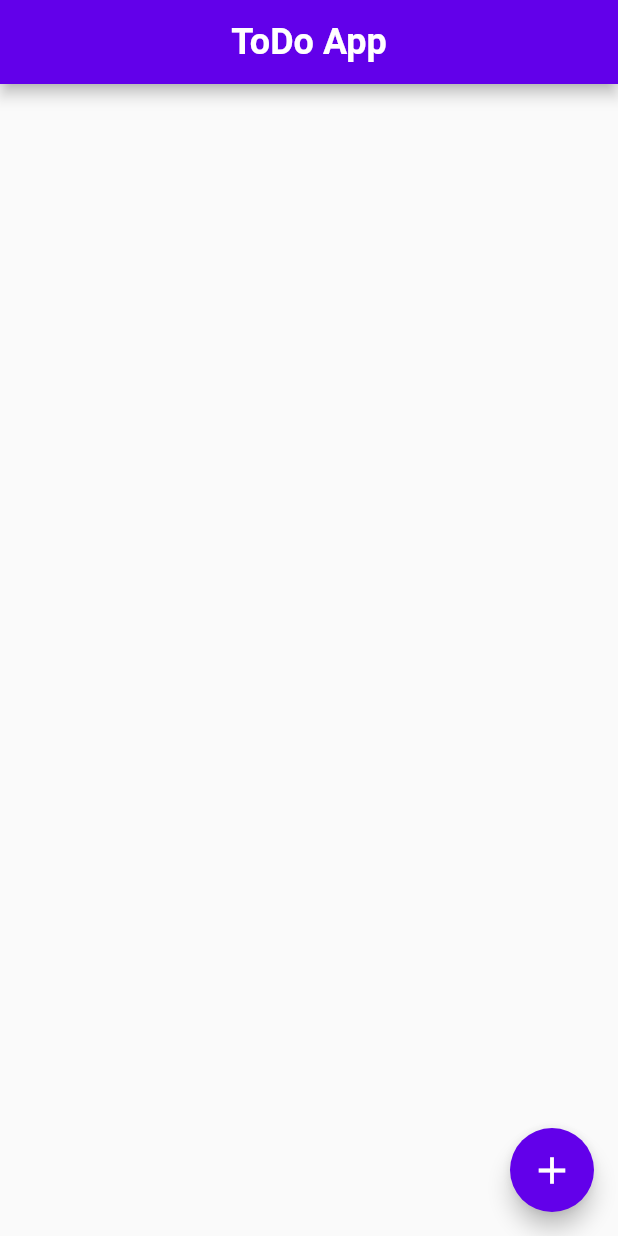
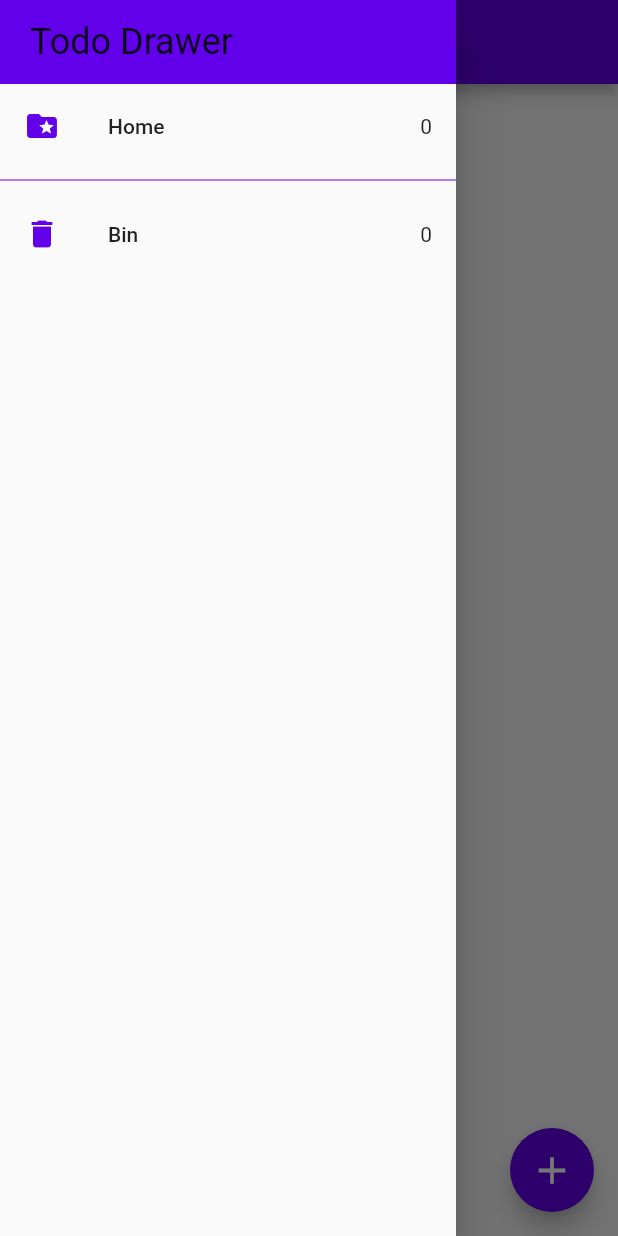
Before and after one commit to Tukhtamurodov-Sardorbek/37.To_Do-BLoC_8, a Flutter app: the screen it shows after launch, with the side drawer open (before the commit the screen has no drawer), on a phone screen of 412 x 824 dp. Run offline on Flutter 3.47's test engine with Material 2 defaults, Android fonts, the phone set to English and light mode, and no system bars; our stand-ins replace equatable, flutter_bloc, hydrated_bloc.

Commit message:
🛡 Code Optimized 🛡

```diff
--- a/lib/pages/home_page.dart
+++ b/lib/pages/home_page.dart
@@ -9,13 +9,13 @@ class HomePage extends StatelessWidget {
 
   void _addToDo(BuildContext context) {
     showModalBottomSheet(
-        context: context,
-        builder: (context) => const BottomSheetContent());
+        context: context, builder: (context) => const BottomSheetContent());
   }
 
   @override
   Widget build(BuildContext context) {
-    return BlocBuilder<ToDoBloc, ToDoState>(builder: (context, state) {
+    return BlocBuilder<ToDoBloc, ToDoState>(
+      builder: (context, state) {
         List<ToDo> todoList = state.todoList;
         return Scaffold(
           appBar: AppBar(
@@ -27,14 +27,46 @@ class HomePage extends StatelessWidget {
               style: TextStyle(fontSize: 24, fontWeight: FontWeight.bold),
             ),
           ),
-        body: ToDoList(list: todoList),
+          body: Column(
+            crossAxisAlignment: CrossAxisAlignment.center,
+            children: [
+              Chip(label: Text('${state.todoList.length} ToDos')),
+              Expanded(child: ToDoList(list: todoList)),
+            ],
+          ),
           floatingActionButton: FloatingActionButton(
             onPressed: () => _addToDo(context),
             tooltip: 'Add ToDo',
             backgroundColor: Colors.deepPurpleAccent.shade700,
             child: const Icon(Icons.add, size: 30),
           ),
+          drawer: SafeArea(
+            child: Drawer(
+              child: Column(
+                crossAxisAlignment: CrossAxisAlignment.stretch,
+                children: [
+                  Container(
+                    color: Colors.deepPurpleAccent.shade700,
+                    padding: const EdgeInsets.symmetric(vertical: 14.0, horizontal: 20.0),
+                    child: Text('Todo Drawer', style: Theme.of(context).textTheme.headline5,),
+                  ),
+                  ListTile(
+                    leading: Icon(Icons.folder_special, color: Colors.deepPurpleAccent.shade700,),
+                    title: const Text('Home'),
+                    trailing: Text('0'),
+                  ),
+                  Divider(color: Colors.deepPurpleAccent.shade700),
+                  ListTile(
+                    leading: Icon(Icons.delete, color: Colors.deepPurpleAccent.shade700,),
+                    title: const Text('Bin'),
+                    trailing: Text('0'),
+                  ),
+                ],
+              ),
+            ),
+          ),
         );
-    });
+      },
+    );
   }
 }
```
Lines whose indentation alone changed are shown as unchanged.
